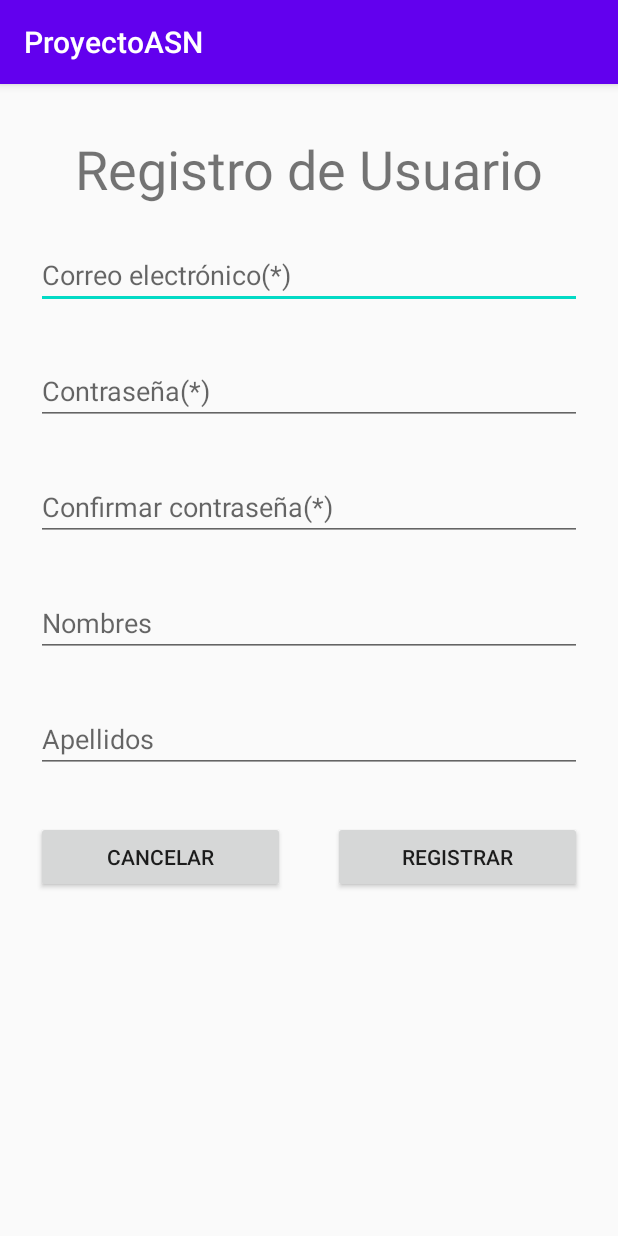
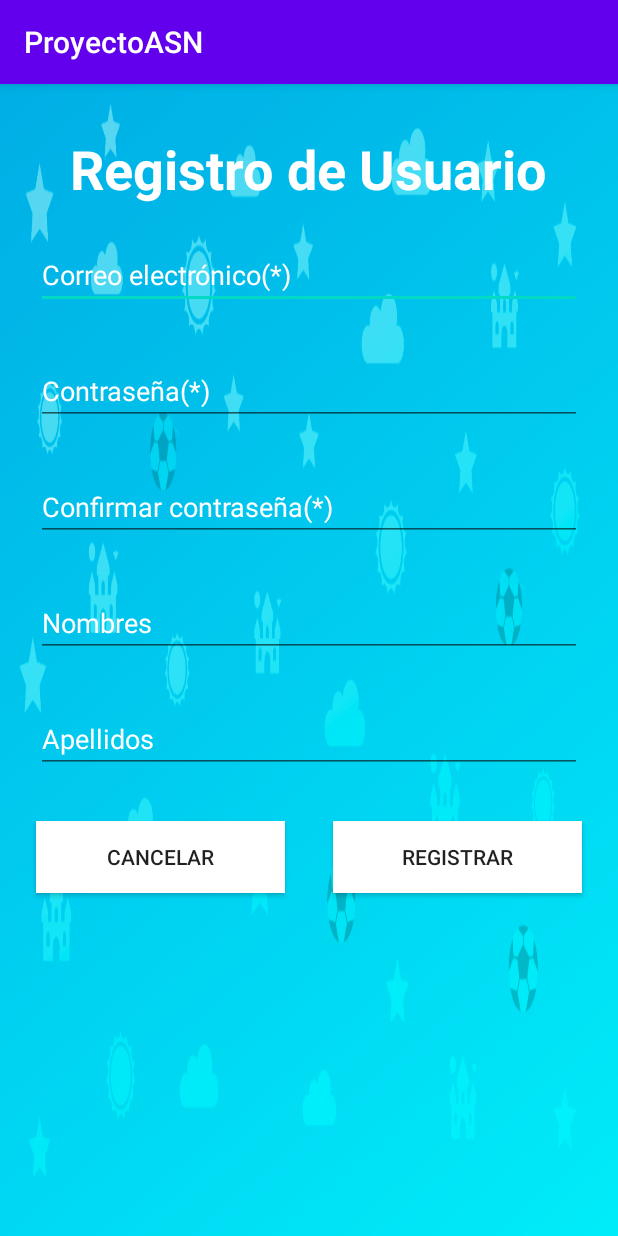
Before and after one commit to DRDTemporal/ProyectoASN, an Android app: the RegistroActivity screen opened directly, with no data from a screen before it, on a phone screen of 412 x 824 dp. Run offline under Robolectric (Android 15) with nearby library versions, the phone set to English and light mode, and no system bars; our stand-ins replace Firebase (no records; nobody signed in at launch, a user with empty details on screens opened directly).

Commit message:
creacion de logo, fondo spalsh y otros

```diff
--- a/app/src/main/AndroidManifest.xml
+++ b/app/src/main/AndroidManifest.xml
@@ -6,9 +6,9 @@
 
     <application
         android:allowBackup="true"
-        android:icon="@mipmap/ic_launcher"
+        android:icon="@drawable/app"
         android:label="@string/app_name"
-        android:roundIcon="@mipmap/ic_launcher_round"
+        android:roundIcon="@drawable/app"
         android:supportsRtl="true"
         android:theme="@style/AppTheme">
         <activity android:name=".controllers.RegistroActivity"></activity>
--- a/app/src/main/res/layout/activity_main.xml
+++ b/app/src/main/res/layout/activity_main.xml
@@ -4,16 +4,17 @@
     xmlns:tools="http://schemas.android.com/tools"
     android:layout_width="match_parent"
     android:layout_height="match_parent"
+    android:background="@drawable/fondo1"
     tools:context=".controllers.MainActivity">
 
 
     <ImageView
         android:id="@+id/imgSplash"
-        android:layout_width="wrap_content"
+        android:layout_width="250dp"
         android:layout_height="wrap_content"
         app:layout_constraintBottom_toBottomOf="parent"
         app:layout_constraintEnd_toEndOf="parent"
         app:layout_constraintStart_toStartOf="parent"
         app:layout_constraintTop_toTopOf="parent"
-        app:srcCompat="@mipmap/ic_launcher" />
+        app:srcCompat="@drawable/logo1" />
 </androidx.constraintlayout.widget.ConstraintLayout>
--- a/app/src/main/res/layout/activity_registro.xml
+++ b/app/src/main/res/layout/activity_registro.xml
@@ -4,6 +4,7 @@
     xmlns:tools="http://schemas.android.com/tools"
     android:layout_width="match_parent"
     android:layout_height="match_parent"
+    android:background="@drawable/fondo"
     tools:context=".controllers.RegistroActivity">
 
 
@@ -14,6 +15,8 @@
         android:layout_marginTop="32dp"
         android:text="@string/registro_usuario"
         android:textSize="36sp"
+        android:textColor="@android:color/white"
+        android:textStyle="bold"
         app:layout_constraintEnd_toEndOf="parent"
         app:layout_constraintStart_toStartOf="parent"
         app:layout_constraintTop_toTopOf="parent" />
@@ -42,6 +45,8 @@
             android:layout_width="match_parent"
             android:layout_height="wrap_content"
             android:layout_margin="16dp"
+            android:textColor="@android:color/white"
+            android:textColorHint="@android:color/white"
             android:hint="@string/correo_electronico"
             android:importantForAutofill="no"
             android:inputType="textEmailAddress" />
@@ -51,6 +56,8 @@
             android:layout_width="match_parent"
             android:layout_height="wrap_content"
             android:layout_margin="16dp"
+            android:textColor="@android:color/white"
+            android:textColorHint="@android:color/white"
             android:hint="@string/contrasena"
             android:importantForAutofill="no"
             android:inputType="textPassword" />
@@ -60,6 +67,8 @@
             android:layout_width="match_parent"
             android:layout_height="wrap_content"
             android:layout_margin="16dp"
+            android:textColor="@android:color/white"
+            android:textColorHint="@android:color/white"
             android:hint="@string/confirmar_contrasena"
             android:importantForAutofill="no"
             android:inputType="textPassword" />
@@ -70,6 +79,8 @@
             android:layout_height="wrap_content"
             android:layout_margin="16dp"
             android:hint="@string/nombres"
+            android:textColor="@android:color/white"
+            android:textColorHint="@android:color/white"
             android:importantForAutofill="no" />
 
         <EditText
@@ -78,6 +89,8 @@
             android:layout_height="wrap_content"
             android:layout_margin="16dp"
             android:hint="@string/apellidos"
+            android:textColor="@android:color/white"
+            android:textColorHint="@android:color/white"
             android:importantForAutofill="no" />
 
         <LinearLayout
@@ -91,6 +104,7 @@
                 android:layout_height="wrap_content"
                 android:layout_margin="16dp"
                 android:layout_weight="1"
+                android:background="@android:color/white"
                 android:text="@string/cancelar" />
 
             <Button
@@ -98,6 +112,7 @@
                 android:layout_width="match_parent"
                 android:layout_height="wrap_content"
                 android:layout_margin="16dp"
+                android:background="@android:color/white"
                 android:layout_weight="1"
                 android:text="@string/registrar" />
 
```
Also changed, not shown: app/src/main/res/layout/activity_login.xml (+9 -5 lines), app/src/main/res/drawable/app.png (added), app/src/main/res/drawable/fondo.png (added), app/src/main/res/drawable/fondo1.png (added), app/src/main/res/drawable/logo.png (added), app/src/main/res/drawable/logo1.png (added).
